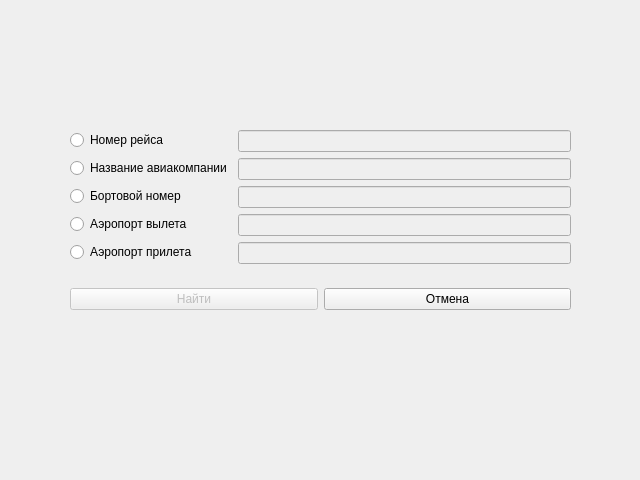
Above: searchmodal.ui from MrRufRUS/CourseWork2023 before the change. Below: the same form after it.
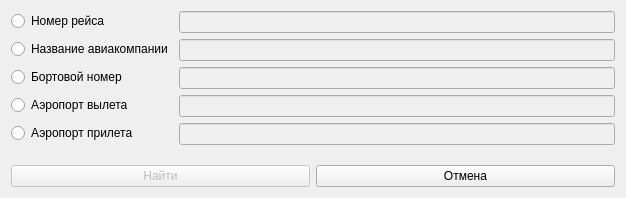
That is the form after the change.

```diff
--- a/searchmodal.ui
+++ b/searchmodal.ui
@@ -6,22 +6,15 @@
    <rect>
     <x>0</x>
     <y>0</y>
-    <width>640</width>
-    <height>480</height>
+    <width>626</width>
+    <height>198</height>
    </rect>
   </property>
   <property name="windowTitle">
    <string>Dialog</string>
   </property>
-  <widget class="QWidget" name="layoutWidget">
-   <property name="geometry">
-    <rect>
-     <x>70</x>
-     <y>130</y>
-     <width>501</width>
-     <height>180</height>
-    </rect>
-   </property>
+  <layout class="QVBoxLayout" name="verticalLayout_2">
+   <item>
    <layout class="QVBoxLayout" name="verticalLayout">
     <item>
      <layout class="QFormLayout" name="formLayout">
@@ -134,7 +127,8 @@
      </layout>
     </item>
    </layout>
-  </widget>
+   </item>
+  </layout>
  </widget>
  <resources/>
  <connections/>
```
Left out of the diff: 60 changed lines with no effect on the pictures. Lines whose indentation alone changed are shown as unchanged.
